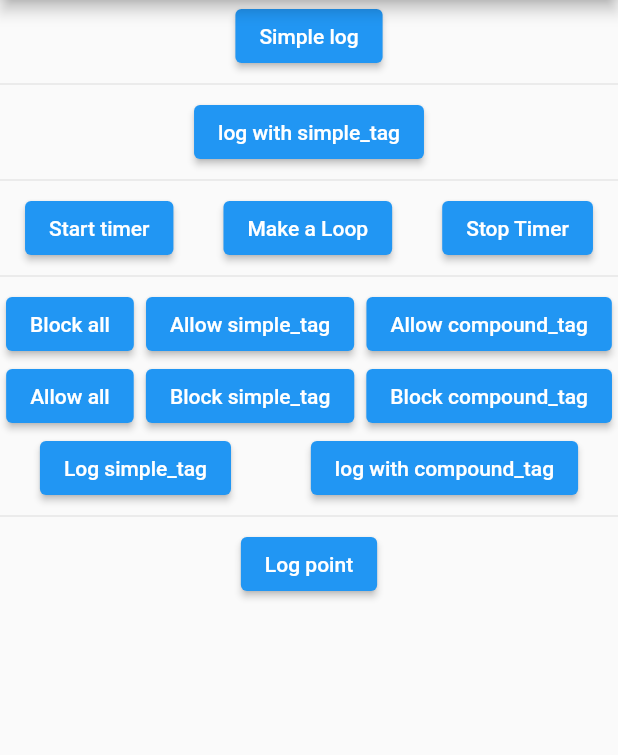
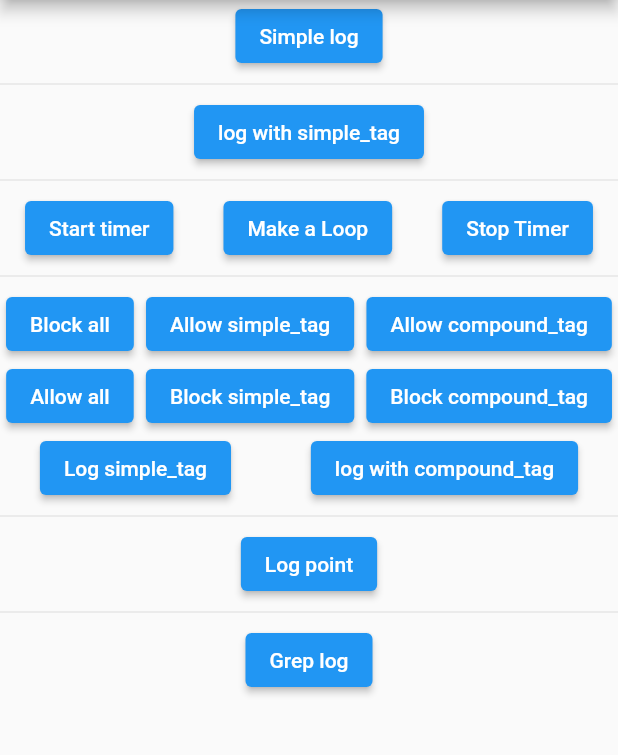
Before and after one commit to appvinio/linio, a Flutter app: the screen it shows after launch, after a tap on "Log point", on a phone screen of 412 x 824 dp, the part 84-839 px from its top. Run offline on Flutter 3.47's test engine with Material 2 defaults, Android fonts, the phone set to English and light mode, and no system bars.

Commit message:
add AvoidFlutterHeader improve inline logs remove default deleting flutter prefix

```diff
--- a/example/lib/main.dart
+++ b/example/lib/main.dart
@@ -1,14 +1,14 @@
 import 'package:flutter/material.dart';
-import 'package:linio/linio.dart';
 import 'package:linio/linio.dart';
 
 void main() {
   Linio.custom(
     headers: [
       // UpTimeLogHeader(),
-      DateTimeLinioHeader(),
+      // DateTimeLinioHeader(),
+      AvoidFlutterHeader(),
+      LevelConsoleLinioHeader(),
       TagLinioHeader(),
-      LevelConsoleLinioHeader(),
       LiveLinioHeader(),
     ],
     filters: [
@@ -76,26 +76,10 @@ class MyHomePage extends StatefulWidget {
 }
 
 class _MyHomePageState extends State<MyHomePage> {
-  int _counter = 0;
-
   @override
   void initState() {
     LC.log('stopwatch -s counter_timer', 'Start timer');
     super.initState();
-  }
-
-  void _incrementCounter() {
-    setState(() {
-      // This call to setState tells the Flutter framework that something has
-      // changed in this State, which causes it to rerun the build method below
-      // so that the display can reflect the updated values. If we changed
-      // _counter without calling setState(), then the build method would not be
-      // called again, and so nothing would appear to happen.
-      _counter++;
-
-     LC.log('stopwatch -l counter_timer', 'Duration since last click');
-      //L.log('--mode live --level error', 'Current counter value: $_counter');
-    });
   }
 
   @override
@@ -119,14 +103,22 @@ class _MyHomePageState extends State<MyHomePage> {
           //Tag Managger
           tagManager(),
           Divider(),
-          ElevatedButton(
+          //Log point
+          logPoint(),
+          Divider(),
+          //Grep console
+          grepConsole(),
+        ],
+      ),
+    );
+  }
+
+  ElevatedButton logPoint() {
+    return ElevatedButton(
       onPressed: () {
         L.log('log_point');
       },
       child: Text('Log point'),
-          ),
-        ],
-      ),
     );
   }
 
@@ -255,4 +247,18 @@ class _MyHomePageState extends State<MyHomePage> {
       child: Text('Simple log'),
     );
   }
+
+  ElevatedButton grepConsole() {
+    return ElevatedButton(
+      onPressed: () {
+        L.d.log('simple log');
+        L.i.log('simple log');
+        L.w.log('simple log');
+        L.e.log('simple log');
+        L.f.log('simple log');
+        LC.log('simple_tag', 'simple log');
+      },
+      child: Text('Grep log'),
+    );
   }
+}
--- a/lib/linio.dart
+++ b/lib/linio.dart
@@ -34,6 +34,8 @@ part 'src/formatters/file_formatter.dart';
 part 'src/formatters/linio_formatter.dart';
 
 part 'src/formatters/simple_formatter.dart';
+
+part 'src/header_footers/avoid_flutter_header.dart';
 
 part 'src/header_footers/datetime_header.dart';
 
--- /dev/null
+++ b/lib/src/header_footers/avoid_flutter_header.dart
@@ -0,0 +1,9 @@
+part of linio;
+
+class AvoidFlutterHeader extends LinioHeaderFooter {
+
+  @override
+  String prepareHeader(ArgResults command, String log, LinioOptions options) {
+    return '\r$log';
+  }
+}
--- a/lib/src/instance/linio.dart
+++ b/lib/src/instance/linio.dart
@@ -107,8 +107,8 @@ class Linio {
     }
 
     final linioLog = log ?? logOrCommand;
-
-    String linioTag = linioCommand['tag'] ?? (log != null ? logOrCommand : '');
+    final tagCandidate = log != null ? (linioCommand.rest.isNotEmpty ? linioCommand.rest.first : '') : '';
+    String linioTag = linioCommand['tag'] ?? (log != null ? tagCandidate : '');
 
     LinioLogType linioLogType = LinioLogType.static;
     switch (linioCommand['mode']) {
--- a/lib/src/managers/inline_call/linio_inline.dart
+++ b/lib/src/managers/inline_call/linio_inline.dart
@@ -44,7 +44,11 @@ class LinioInlineBuilder {
     return this;
   }
 
-  void log(String log) {
-    linio.log(params.join(' '), log);
+  log(dynamic logOrCommand, [dynamic log]) {
+    String options = params.join(' ');
+    if (log != null) {
+      options = logOrCommand;
+    }
+    linio.log(options, log != null ? log : logOrCommand);
   }
 }
--- a/lib/src/printer/console_printer.dart
+++ b/lib/src/printer/console_printer.dart
@@ -14,10 +14,10 @@ class ConsolePrinter extends LinioPrinter {
           final element = log[i];
           if (i == log.length - 1) {
             // stdout.write('\r$element');
-            print('\r$element');
+            print('$element');
           } else {
             // stdout.writeln('\r$element');
-            print('\r$element');
+            print('$element');
           }
         }
         if (lastLive.isNotEmpty == true) {
@@ -29,7 +29,7 @@ class ConsolePrinter extends LinioPrinter {
         break;
       case LinioLogType.live:
       // stdout.write('\x1B[1A');
-        final logText = '\r${log.join(' -- ')}';
+        final logText = '${log.join(' -- ')}';
         // stdout.write(logText);
         print(logText);
         lastLive = logText;
--- a/lib/src/printer/terminal_printer.dart
+++ b/lib/src/printer/terminal_printer.dart
@@ -8,7 +8,7 @@ class TerminalPrinter extends LinioPrinter {
   void printLog(ArgResults command, List<String> log, LinioOptions options) {
     log.forEach((element) {
       // stdout.writeln('\r$element');
-     print('\r$element');
+     print('$element');
     });
   }
 }
```
Also changed, not shown: 5 other files. Lines whose indentation alone changed are shown as unchanged.
